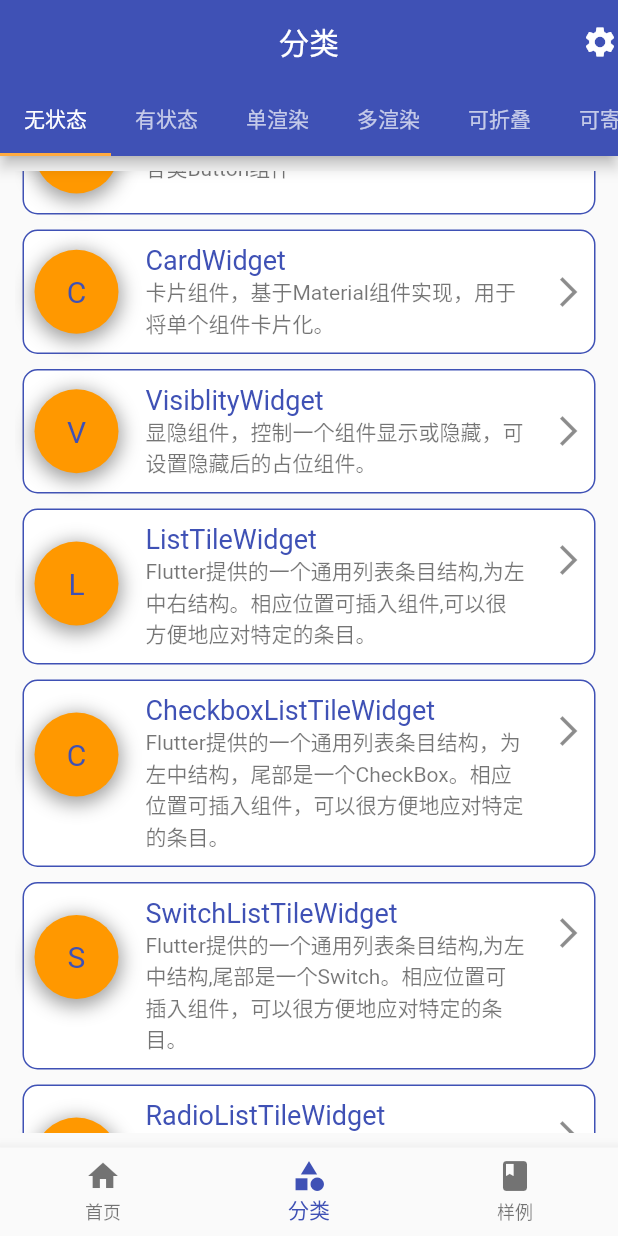
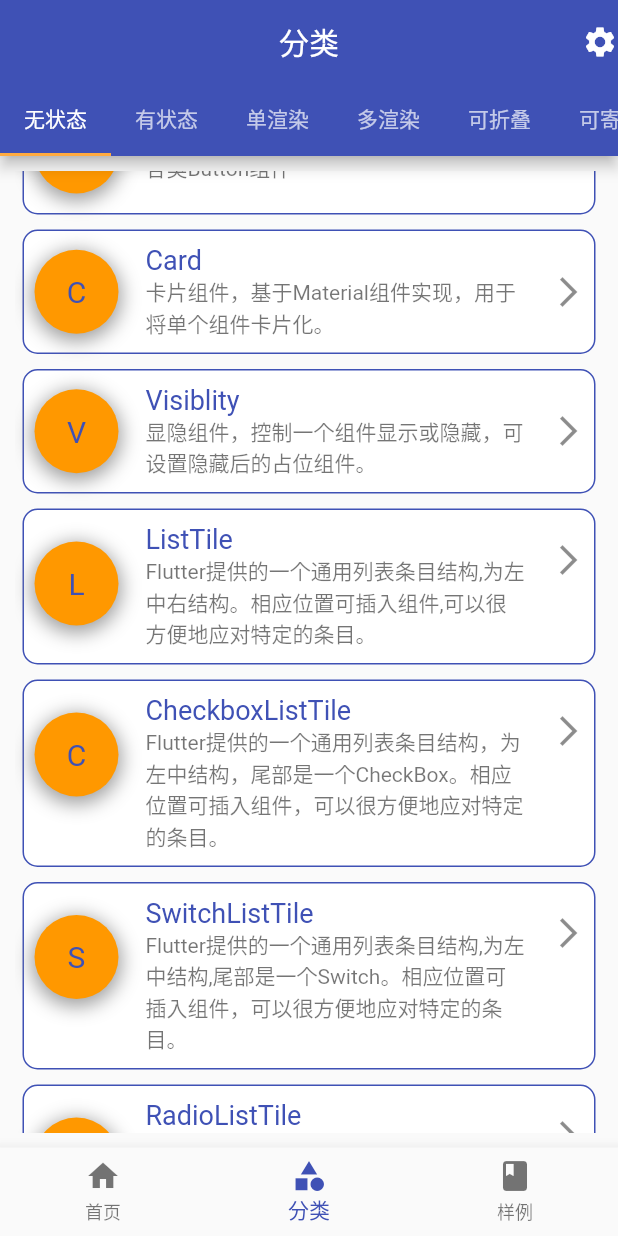
Before and after one commit to ziqicongdonglai/flutter_learning, a Flutter app: the screen it shows after launch, item 2 of the bottom bar chosen, scrolled down 1728 dp, on a phone screen of 412 x 824 dp. Run offline on Flutter 3.47's test engine with Material 2 defaults, Android fonts, the phone set to English and light mode, and no system bars; missing offline and left inert: dart:ffi.

Commit message:
fix: 去除无状态组件数据中的Widget

```diff
--- a/flutter_demo/lib/common/data.dart
+++ b/flutter_demo/lib/common/data.dart
@@ -55,33 +55,32 @@ final statelessList = <ContainerInfo>[
       'UserAccountDrawerHeader',
       'Flutter提供的一个通用展示结构，相应位置可插入组件，很方便地对特定条目，常用于Drawer中',
       '/useraccountdrawerheader'),
-  ContainerInfo('ButtonWidget', '各类Button组件', '/button'),
-  ContainerInfo('CardWidget', '卡片组件，基于Material组件实现，用于将单个组件卡片化。', '/card'),
-  ContainerInfo(
-      'VisiblityWidget', '显隐组件，控制一个组件显示或隐藏，可设置隐藏后的占位组件。', '/visibility'),
-  ContainerInfo('ListTileWidget',
+  ContainerInfo('Button', '各类Button组件', '/button'),
+  ContainerInfo('Card', '卡片组件，基于Material组件实现，用于将单个组件卡片化。', '/card'),
+  ContainerInfo('Visiblity', '显隐组件，控制一个组件显示或隐藏，可设置隐藏后的占位组件。', '/visibility'),
+  ContainerInfo('ListTile',
       'Flutter提供的一个通用列表条目结构,为左中右结构。相应位置可插入组件,可以很方便地应对特定的条目。', '/listtile'),
   ContainerInfo(
-      'CheckboxListTileWidget',
+      'CheckboxListTile',
       'Flutter提供的一个通用列表条目结构，为左中结构，尾部是一个CheckBox。相应位置可插入组件，可以很方便地应对特定的条目。',
       '/checkboxlisttile'),
   ContainerInfo(
-      'SwitchListTileWidget',
+      'SwitchListTile',
       'Flutter提供的一个通用列表条目结构,为左中结构,尾部是一个Switch。相应位置可插入组件，可以很方便地应对特定的条目。',
       '/switchlisttile'),
   ContainerInfo(
-      'RadioListTileWidget',
+      'RadioListTile',
       'Flutter提供的一个通用列表条目结构，为左中结构,尾部是一个Radio。相应位置可插入组件，可以很方便地应对特定的条目。',
       '/radiolisttile'),
-  ContainerInfo('GridTileWidget', 'Flutter提供的一个通用列表条目结构，可指定头、尾、子组件，常用于网格列表。',
-      '/gridtile'),
-  ContainerInfo('AboutListTileWidget',
+  ContainerInfo(
+      'GridTile', 'Flutter提供的一个通用列表条目结构，可指定头、尾、子组件，常用于网格列表。', '/gridtile'),
+  ContainerInfo('AboutListTile',
       '一个点击条目，点击时可以弹出应用相关信息，可指定应用图标、应用应用版本号等信息和内部的子组件列表。', '/aboutlisttile'),
   ContainerInfo(
-      'SpacerWidget',
+      'Spacer',
       '只能用于Row、Column和Flex布局中,可利用剩余空间进行占位,使用flex属性可以给多个Spacer按比例分配空间。',
       '/spacer'),
-  ContainerInfo('AlertDialogWidget',
+  ContainerInfo('AlertDialog',
       '一个通用的对话框结构,可指定头、中、尾处的组件。拥有标题、内容的文字样式和边距、影深、形状等属性。', '/alertdialog'),
 ];
 
```
